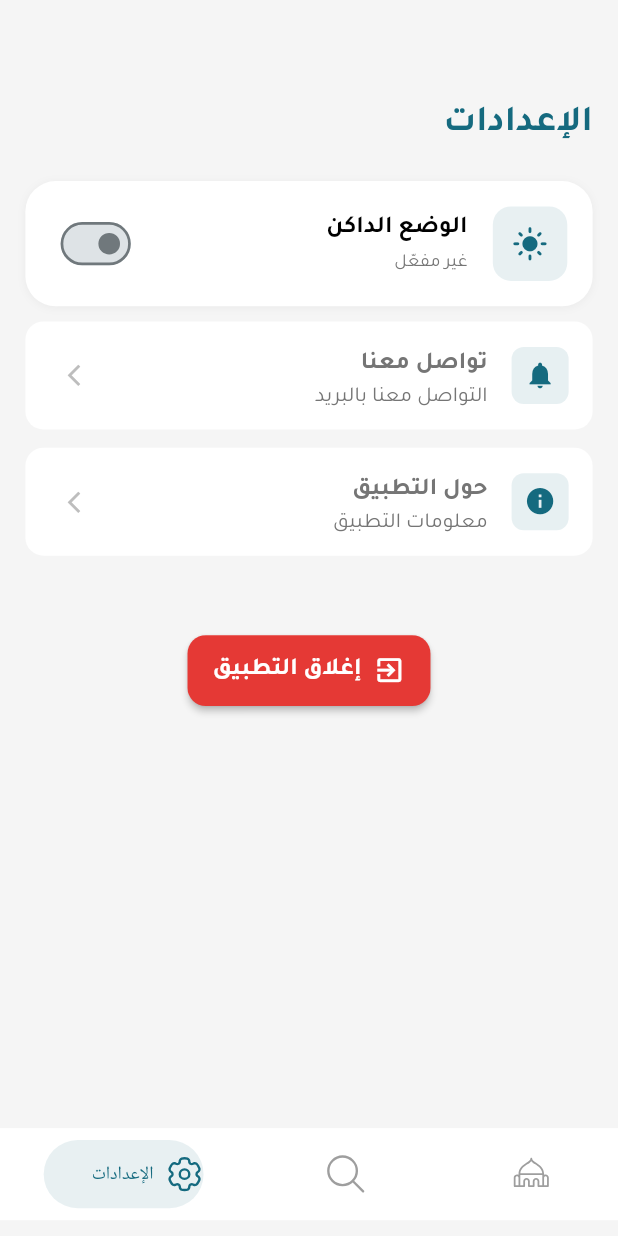
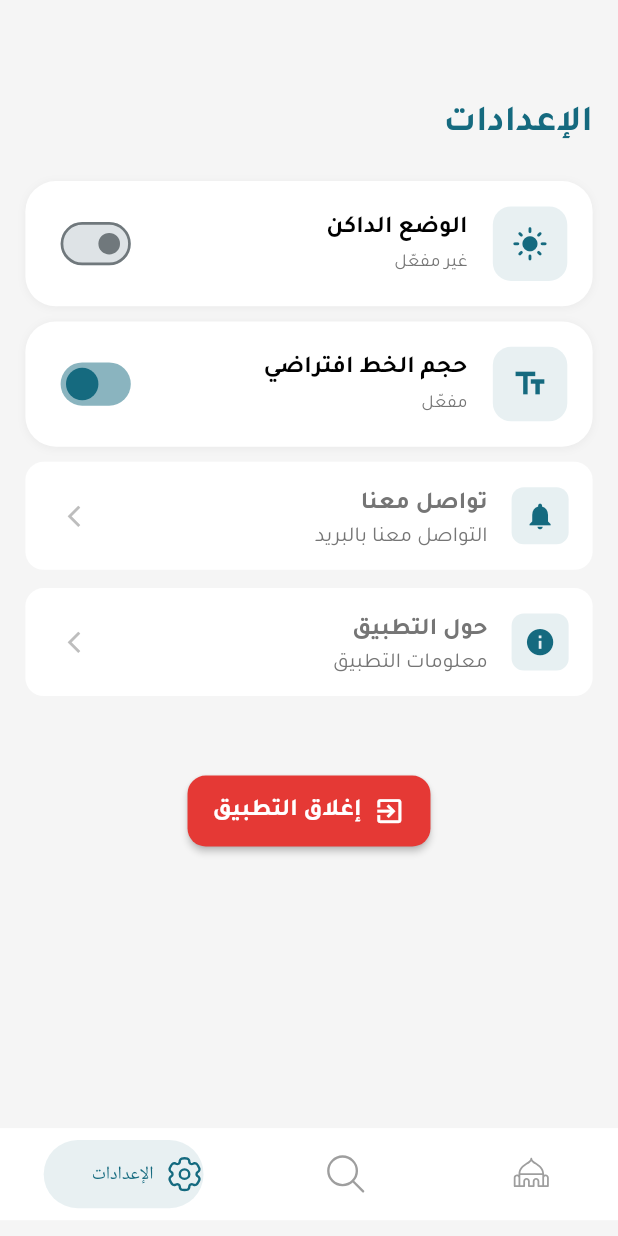
Before and after one commit to oiu85/Seraj-Aldeen-Islamic-flutter-app, a Flutter app: the screen it shows after launch, swiped to page 3, on a phone screen of 412 x 824 dp. Run offline on Flutter 3.47's test engine with Material 3 defaults, Android fonts, the phone set to English and light mode, and no system bars; drawn by our look-alikes of salomon_bottom_bar; our stand-ins replace dartz, device_info_plus, dio, equatable, flutter_animate, flutter_bloc and 16 more; missing offline and left inert: android_intent_plus; network calls fail.

Commit message:
*Abdullah (Adding the font size functionalty to the settings page)

```diff
--- /dev/null
+++ b/lib/core/theme/font_size_manager.dart
@@ -0,0 +1,87 @@
+import 'package:flutter/material.dart';
+import 'package:shared_preferences/shared_preferences.dart';
+import 'package:seraj_aldean_flutter_app/core/responsive/screen_util_res.dart';
+
+/// Font Size Manager to handle font size customization
+class FontSizeManager extends ChangeNotifier {
+  static const String _fontSizeKey = 'font_size_multiplier';
+  static const String _isDefaultKey = 'is_default_font_size';
+
+  // Font size boundaries
+  static const double minFontSize = 0.8;
+  static const double maxFontSize = 1.1;
+  static const double defaultFontSize = 1.0;
+
+  double _fontSizeMultiplier = defaultFontSize;
+  bool _isDefaultFontSize = true;
+
+  double get fontSizeMultiplier => _fontSizeMultiplier;
+  bool get isDefaultFontSize => _isDefaultFontSize;
+
+  FontSizeManager() {
+    _loadFontSize();
+  }
+
+  /// Load font size preference from storage
+  Future<void> _loadFontSize() async {
+    final prefs = await SharedPreferences.getInstance();
+    _fontSizeMultiplier = prefs.getDouble(_fontSizeKey) ?? defaultFontSize;
+    _isDefaultFontSize = prefs.getBool(_isDefaultKey) ?? true;
+
+    // Update ScreenUtilRes with loaded font size
+    ScreenUtilRes.updateFontSizeMultiplier(_fontSizeMultiplier);
+
+    notifyListeners();
+  }
+
+  /// Toggle between default and custom font size
+  Future<void> toggleDefaultFontSize() async {
+    _isDefaultFontSize = !_isDefaultFontSize;
+
+    // If switching to default, reset to 1.0
+    if (_isDefaultFontSize) {
+      _fontSizeMultiplier = defaultFontSize;
+      ScreenUtilRes.updateFontSizeMultiplier(_fontSizeMultiplier);
+    }
+
+    final prefs = await SharedPreferences.getInstance();
+    await prefs.setBool(_isDefaultKey, _isDefaultFontSize);
+    await prefs.setDouble(_fontSizeKey, _fontSizeMultiplier);
+
+    notifyListeners();
+  }
+
+  /// Set font size multiplier
+  Future<void> setFontSize(double multiplier) async {
+    // Clamp value to boundaries
+    final clampedValue = multiplier.clamp(minFontSize, maxFontSize);
+
+    if (_fontSizeMultiplier == clampedValue) return;
+
+    _fontSizeMultiplier = clampedValue;
+    _isDefaultFontSize = false; // Using custom size
+
+    // Update ScreenUtilRes immediately
+    ScreenUtilRes.updateFontSizeMultiplier(_fontSizeMultiplier);
+
+    final prefs = await SharedPreferences.getInstance();
+    await prefs.setDouble(_fontSizeKey, _fontSizeMultiplier);
+    await prefs.setBool(_isDefaultKey, _isDefaultFontSize);
+
+    notifyListeners();
+  }
+
+  /// Reset to default font size
+  Future<void> resetToDefault() async {
+    _fontSizeMultiplier = defaultFontSize;
+    _isDefaultFontSize = true;
+
+    ScreenUtilRes.updateFontSizeMultiplier(_fontSizeMultiplier);
+
+    final prefs = await SharedPreferences.getInstance();
+    await prefs.setDouble(_fontSizeKey, _fontSizeMultiplier);
+    await prefs.setBool(_isDefaultKey, _isDefaultFontSize);
+
+    notifyListeners();
+  }
+}
--- a/lib/features/settings/presentation/pages/settings_page.dart
+++ b/lib/features/settings/presentation/pages/settings_page.dart
@@ -4,6 +4,7 @@ import 'package:flutter/material.dart';
 import 'package:get/get.dart';
 import 'package:seraj_aldean_flutter_app/core/responsive/screen_util_res.dart';
 import 'package:seraj_aldean_flutter_app/core/routes.dart';
+import 'package:seraj_aldean_flutter_app/features/settings/presentation/widgets/font_size_toggle_widget.dart';
 import 'package:seraj_aldean_flutter_app/features/settings/presentation/widgets/theme_toggle_widget.dart';
 import '../../../../config/appconfig/app_colors.dart';
 import '../../../../core/shared/widgets/app_scaffold.dart';
@@ -37,6 +38,10 @@ class SettingsPage extends StatelessWidget {
                 children: [
                   // Dark Theme Toggle
                   const ThemeToggleWidget(),
+                  SizedBox(height: 10.h),
+
+                  // Font Size Toggle
+                  const FontSizeToggleWidget(),
                   SizedBox(height: 10.h),
 
                   _buildSettingsItem(
--- /dev/null
+++ b/lib/features/settings/presentation/widgets/font_size_toggle_widget.dart
@@ -0,0 +1,200 @@
+import 'package:flutter/material.dart';
+import 'package:provider/provider.dart';
+import 'package:seraj_aldean_flutter_app/config/appconfig/app_colors.dart';
+import 'package:seraj_aldean_flutter_app/core/responsive/screen_util_res.dart';
+import 'package:seraj_aldean_flutter_app/core/theme/font_size_manager.dart';
+import 'package:seraj_aldean_flutter_app/gen/fonts.gen.dart';
+
+/// Font Size Toggle Widget for Settings Page
+class FontSizeToggleWidget extends StatelessWidget {
+  const FontSizeToggleWidget({super.key});
+
+  @override
+  Widget build(BuildContext context) {
+    return Consumer<FontSizeManager>(
+      builder: (context, fontSizeManager, _) {
+        return Container(
+          margin: EdgeInsets.symmetric(horizontal: 0.w, vertical: 0.h),
+          padding: EdgeInsets.all(16.w),
+          decoration: BoxDecoration(
+            color: AppColors.cardBackground,
+            borderRadius: BorderRadius.circular(20.r),
+            boxShadow: [
+              BoxShadow(
+                color: AppColors.black.withValues(alpha: 0.05),
+                blurRadius: 4,
+                offset: const Offset(0, 1),
+              ),
+            ],
+          ),
+          child: Column(
+            children: [
+              // Toggle Row
+              Row(
+                children: [
+                  // Icon
+                  Container(
+                    padding: EdgeInsets.all(12.w),
+                    decoration: BoxDecoration(
+                      color: AppColors.primary.withValues(alpha: 0.1),
+                      borderRadius: BorderRadius.circular(12.r),
+                    ),
+                    child: Icon(
+                      Icons.text_fields,
+                      color: AppColors.primary,
+                      size: 24.f,
+                    ),
+                  ),
+                  SizedBox(width: 16.w),
+
+                  // Text
+                  Expanded(
+                    child: Column(
+                      crossAxisAlignment: CrossAxisAlignment.start,
+                      children: [
+                        Text(
+                          'حجم الخط افتراضي',
+                          style: TextStyle(
+                            fontSize: 16.f,
+                            fontWeight: FontWeight.bold,
+                            fontFamily: FontFamily.tajawal,
+                            color: AppColors.textPrimary,
+                          ),
+                        ),
+                        SizedBox(height: 4.h),
+                        Text(
+                          fontSizeManager.isDefaultFontSize
+                              ? 'مفعّل'
+                              : 'مخصص (${fontSizeManager.fontSizeMultiplier.toStringAsFixed(1)})',
+                          style: TextStyle(
+                            fontSize: 12.f,
+                            fontFamily: FontFamily.tajawal,
+                            color: AppColors.textSecondary,
+                          ),
+                        ),
+                      ],
+                    ),
+                  ),
+
+                  // Toggle Switch
+                  Transform.scale(
+                    scale: 0.9,
+                    child: Switch(
+                      value: fontSizeManager.isDefaultFontSize,
+                      onChanged: (value) async {
+                        await fontSizeManager.toggleDefaultFontSize();
+                      },
+                      activeColor: AppColors.primary,
+                      activeTrackColor: AppColors.primary.withValues(alpha: 0.5),
+                    ),
+                  ),
+                ],
+              ),
+
+              // Slider Section (shown when not default)
+              if (!fontSizeManager.isDefaultFontSize) ...[
+                SizedBox(height: 16.h),
+                Container(
+                  padding: EdgeInsets.symmetric(
+                    horizontal: 12.w,
+                    vertical: 8.h,
+                  ),
+                  decoration: BoxDecoration(
+                    color: AppColors.primary.withValues(alpha: 0.05),
+                    borderRadius: BorderRadius.circular(12.r),
+                  ),
+                  child: Column(
+                    children: [
+                      // Slider Labels
+                      Row(
+                        mainAxisAlignment: MainAxisAlignment.spaceBetween,
+                        children: [
+                          Text(
+                            'صغير',
+                            style: TextStyle(
+                              fontSize: 12.f,
+                              fontFamily: FontFamily.tajawal,
+                              color: AppColors.textSecondary,
+                            ),
+                          ),
+                          Text(
+                            'كبير',
+                            style: TextStyle(
+                              fontSize: 12.f,
+                              fontFamily: FontFamily.tajawal,
+                              color: AppColors.textSecondary,
+                            ),
+                          ),
+                        ],
+                      ),
+
+                      // Slider
+                      SliderTheme(
+                        data: SliderTheme.of(context).copyWith(
+                          activeTrackColor: AppColors.primary,
+                          inactiveTrackColor: AppColors.primary.withValues(alpha: 0.2),
+                          thumbColor: AppColors.primary,
+                          overlayColor: AppColors.primary.withValues(alpha: 0.2),
+                          trackHeight: 4.h,
+                          thumbShape: RoundSliderThumbShape(
+                            enabledThumbRadius: 8.w,
+                          ),
+                          overlayShape: RoundSliderOverlayShape(
+                            overlayRadius: 16.w,
+                          ),
+                        ),
+                        child: Slider(
+                          value: fontSizeManager.fontSizeMultiplier,
+                          min: FontSizeManager.minFontSize,
+                          max: FontSizeManager.maxFontSize,
+                          divisions: 6, // 0.8, 0.85, 0.9, 0.95, 1.0, 1.05, 1.1
+                          label: fontSizeManager.fontSizeMultiplier.toStringAsFixed(2),
+                          onChanged: (value) async {
+                            await fontSizeManager.setFontSize(value);
+                          },
+                        ),
+                      ),
+
+                      // Current Value Display
+                      Text(
+                        'حجم الخط: ${(fontSizeManager.fontSizeMultiplier * 100).toStringAsFixed(0)}%',
+                        style: TextStyle(
+                          fontSize: 13.f,
+                          fontWeight: FontWeight.bold,
+                          fontFamily: FontFamily.tajawal,
+                          color: AppColors.primary,
+                        ),
+                      ),
+
+                      SizedBox(height: 4.h),
+
+                      // Preview Text
+                      Container(
+                        padding: EdgeInsets.all(12.w),
+                        decoration: BoxDecoration(
+                          color: AppColors.scaffoldBackground,
+                          borderRadius: BorderRadius.circular(8.r),
+                        ),
+                        child: Center(
+                          child: Text(
+                            'نموذج للنص - بِسْمِ اللَّهِ الرَّحْمَنِ الرَّحِيمِ',
+                            style: TextStyle(
+                              fontSize: 14.f,
+                              fontFamily: FontFamily.tajawal,
+                              color: AppColors.textPrimary,
+                            ),
+                            textAlign: TextAlign.center,
+                          ),
+                        ),
+                      ),
+                    ],
+                  ),
+                ),
+              ],
+            ],
+          ),
+        );
+      },
+    );
+  }
+}
--- a/lib/main.dart
+++ b/lib/main.dart
@@ -6,7 +6,9 @@ import 'package:get/get_navigation/src/root/get_material_app.dart';
 import 'package:provider/provider.dart';
 import 'package:seraj_aldean_flutter_app/config/appconfig/app_colors.dart';
 import 'package:seraj_aldean_flutter_app/core/di/app_dependencies.dart';
+import 'package:seraj_aldean_flutter_app/core/responsive/screen_util_res.dart';
 import 'package:seraj_aldean_flutter_app/core/shared/widgets/close_app_button.dart';
+import 'package:seraj_aldean_flutter_app/core/theme/font_size_manager.dart';
 import 'package:seraj_aldean_flutter_app/core/theme/theme_manager.dart';
 import 'package:seraj_aldean_flutter_app/features/home/presentation/pages/home_page.dart';
 import 'package:seraj_aldean_flutter_app/routes.dart';
@@ -17,11 +19,17 @@ void main() async {
   //? Initialize dependencies
   setupAppDependencies();
 
+  //? Initialize ScreenUtilRes to load font size
+  await ScreenUtilRes.initialize();
+
   await SystemChrome.setEnabledSystemUIMode(SystemUiMode.immersiveSticky);
 
   runApp(
-    ChangeNotifierProvider(
-      create: (_) => ThemeManager(),
+    MultiProvider(
+      providers: [
+        ChangeNotifierProvider(create: (_) => ThemeManager()),
+        ChangeNotifierProvider(create: (_) => FontSizeManager()),
+      ],
       child: const MyApp(),
     ),
   );
@@ -39,14 +47,14 @@ class _MyAppState extends State<MyApp> {
   Widget build(BuildContext context) {
     SystemChrome.setEnabledSystemUIMode(SystemUiMode.immersiveSticky);
 
-    return Consumer<ThemeManager>(
-      builder: (context, themeManager, _) {
+    return Consumer2<ThemeManager, FontSizeManager>(
+      builder: (context, themeManager, fontSizeManager, _) {
         // Update AppColors when theme changes
         AppColors.setDarkMode(themeManager.isDarkMode);
 
-        //? Note:  Use key to force complete rebuild on theme change
+        //? Note: Use key to force complete rebuild on theme or font size change
         return ScreenUtilInit(
-          key: ValueKey(themeManager.isDarkMode),
+          key: ValueKey('${themeManager.isDarkMode}_${fontSizeManager.fontSizeMultiplier}'),
           designSize: const Size(390, 814), //* iphone X Size
           minTextAdapt: true,
           splitScreenMode: true,
```
Also changed, not shown: lib/features/global_search/di/search_di.dart (line endings or trailing spaces), lib/features/global_search/domain/repositories/search_repository.dart (line endings or trailing spaces), lib/features/global_search/presentation/bloc/search_event.dart (line endings or trailing spaces), lib/features/global_search/presentation/widgets/search_result_card.dart (line endings or trailing spaces).
